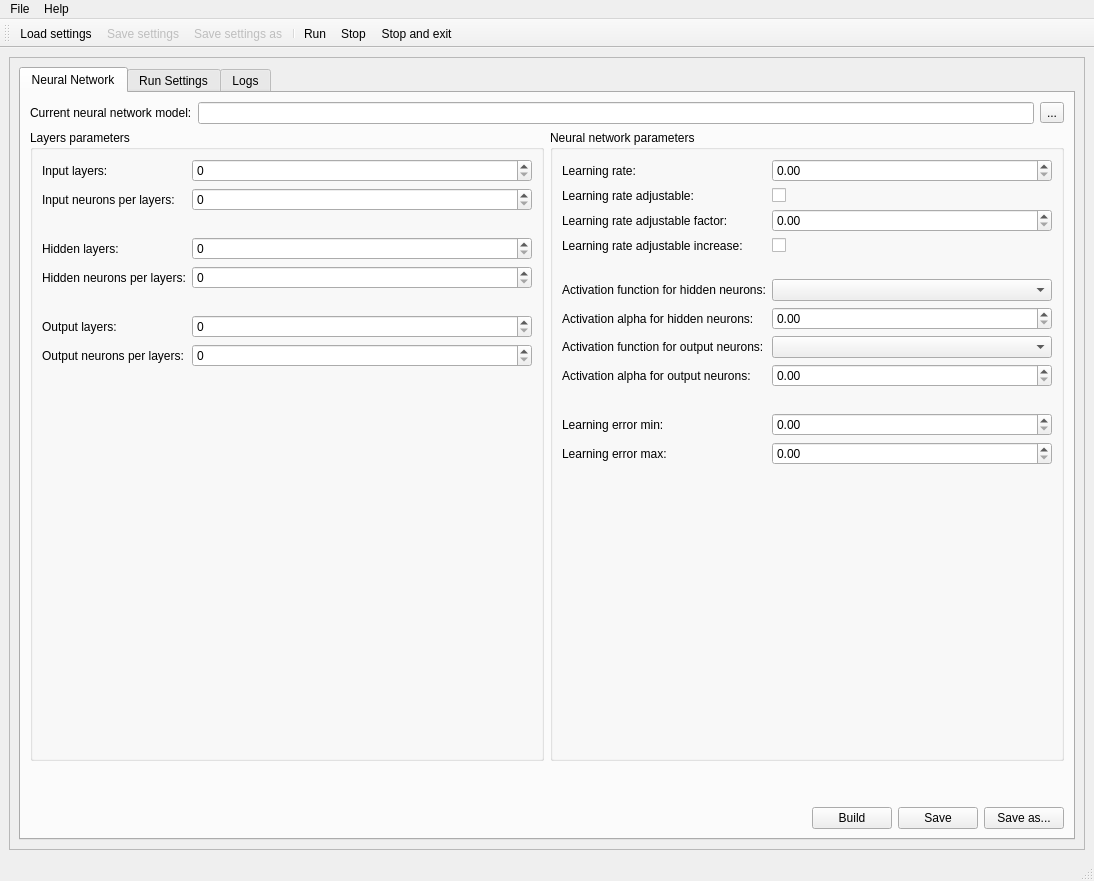
First picture: the form in gui/MainWindow.ui, repository obewan/SIPAI, before the edit.
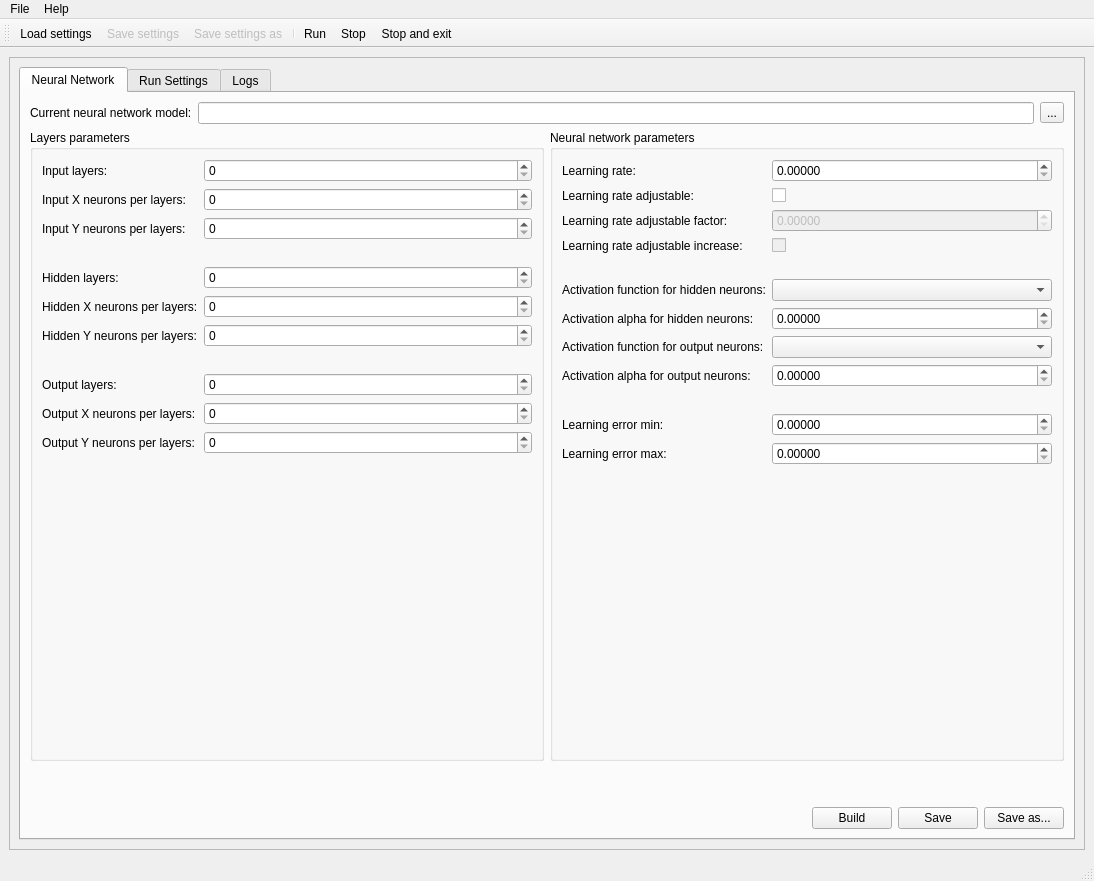
Second picture: the form after the edit. Icons and pictures are not drawn.

Diff of the .ui file:
```diff
--- a/gui/MainWindow.ui
+++ b/gui/MainWindow.ui
@@ -180,14 +180,14 @@
                       </widget>
                      </item>
                      <item row="1" column="0">
-                      <widget class="QLabel" name="labelInputNeurons">
+                      <widget class="QLabel" name="labelInputNeuronsX">
                        <property name="text">
-                        <string>Input neurons per layers:</string>
+                        <string>Input X neurons per layers:</string>
                        </property>
                       </widget>
                      </item>
                      <item row="1" column="1">
-                      <widget class="QSpinBox" name="spinBoxInputNeurons">
+                      <widget class="QSpinBox" name="spinBoxInputNeuronsX">
                        <property name="enabled">
                         <bool>true</bool>
                        </property>
@@ -202,14 +202,14 @@
                        </property>
                       </widget>
                      </item>
-                     <item row="3" column="0">
+                     <item row="4" column="0">
                       <widget class="QLabel" name="labelHiddenLayers">
                        <property name="text">
                         <string>Hidden layers:</string>
                        </property>
                       </widget>
                      </item>
-                     <item row="3" column="1">
+                     <item row="4" column="1">
                       <widget class="QSpinBox" name="spinBoxHiddenLayers">
                        <property name="enabled">
                         <bool>true</bool>
@@ -225,15 +225,15 @@
                        </property>
                       </widget>
                      </item>
-                     <item row="4" column="0">
-                      <widget class="QLabel" name="labelHiddenNeurons">
+                     <item row="5" column="0">
+                      <widget class="QLabel" name="labelHiddenNeuronsX">
                        <property name="text">
-                        <string>Hidden neurons per layers:</string>
+                        <string>Hidden X neurons per layers:</string>
                        </property>
                       </widget>
                      </item>
-                     <item row="4" column="1">
-                      <widget class="QSpinBox" name="spinBoxHiddenNeurons">
+                     <item row="5" column="1">
+                      <widget class="QSpinBox" name="spinBoxHiddenNeuronsX">
                        <property name="enabled">
                         <bool>true</bool>
                        </property>
@@ -248,14 +248,14 @@
                        </property>
                       </widget>
                      </item>
-                     <item row="6" column="0">
+                     <item row="8" column="0">
                       <widget class="QLabel" name="labelOutputLayers">
                        <property name="text">
                         <string>Output layers:</string>
                        </property>
                       </widget>
                      </item>
-                     <item row="6" column="1">
+                     <item row="8" column="1">
                       <widget class="QSpinBox" name="spinBoxOutputLayers">
                        <property name="enabled">
                         <bool>true</bool>
@@ -271,15 +271,15 @@
                        </property>
                       </widget>
                      </item>
-                     <item row="7" column="0">
-                      <widget class="QLabel" name="labelOutputNeurons">
+                     <item row="9" column="0">
+                      <widget class="QLabel" name="labelOutputNeuronsX">
                        <property name="text">
-                        <string>Output neurons per layers:</string>
+                        <string>Output X neurons per layers:</string>
                        </property>
                       </widget>
                      </item>
-                     <item row="7" column="1">
-                      <widget class="QSpinBox" name="spinBoxOutputNeurons">
+                     <item row="9" column="1">
+                      <widget class="QSpinBox" name="spinBoxOutputNeuronsX">
                        <property name="enabled">
                         <bool>true</bool>
                        </property>
@@ -294,34 +294,64 @@
                        </property>
                       </widget>
                      </item>
-                     <item row="2" column="0">
+                     <item row="3" column="0">
                       <widget class="QLabel" name="labelSpace">
                        <property name="text">
                         <string/>
                        </property>
                       </widget>
                      </item>
-                     <item row="2" column="1">
+                     <item row="3" column="1">
                       <widget class="QLabel" name="labelSpace_2">
                        <property name="text">
                         <string/>
                        </property>
                       </widget>
                      </item>
-                     <item row="5" column="0">
+                     <item row="7" column="0">
                       <widget class="QLabel" name="labelSpace_3">
                        <property name="text">
                         <string/>
                        </property>
                       </widget>
                      </item>
-                     <item row="5" column="1">
+                     <item row="7" column="1">
                       <widget class="QLabel" name="labelSpace_4">
                        <property name="text">
                         <string/>
                        </property>
                       </widget>
                      </item>
+                     <item row="2" column="0">
+                      <widget class="QLabel" name="labelInputNeuronsY">
+                       <property name="text">
+                        <string>Input Y neurons per layers:</string>
+                       </property>
+                      </widget>
+                     </item>
+                     <item row="2" column="1">
+                      <widget class="QSpinBox" name="spinBoxInputNeuronsY"/>
+                     </item>
+                     <item row="6" column="0">
+                      <widget class="QLabel" name="labelHiddenNeuronsY">
+                       <property name="text">
+                        <string>Hidden Y neurons per layers:</string>
+                       </property>
+                      </widget>
+                     </item>
+                     <item row="6" column="1">
+                      <widget class="QSpinBox" name="spinBoxHiddenNeuronsY"/>
+                     </item>
+                     <item row="10" column="0">
+                      <widget class="QLabel" name="labelOutputNeuronsY">
+                       <property name="text">
+                        <string>Output Y neurons per layers:</string>
+                       </property>
+                      </widget>
+                     </item>
+                     <item row="10" column="1">
+                      <widget class="QSpinBox" name="spinBoxOutputNeuronsY"/>
+                     </item>
                     </layout>
                    </item>
                   </layout>
@@ -362,6 +392,12 @@
                          <height>0</height>
                         </size>
                        </property>
+                       <property name="decimals">
+                        <number>5</number>
+                       </property>
+                       <property name="singleStep">
+                        <double>0.010000000000000</double>
+                       </property>
                       </widget>
                      </item>
                      <item row="1" column="0">
@@ -386,7 +422,17 @@
                       </widget>
                      </item>
                      <item row="2" column="1">
-                      <widget class="QDoubleSpinBox" name="doubleSpinBoxLRAdatpiveFactor"/>
+                      <widget class="QDoubleSpinBox" name="doubleSpinBoxLRAdatpiveFactor">
+                       <property name="enabled">
+                        <bool>false</bool>
+                       </property>
+                       <property name="decimals">
+                        <number>5</number>
+                       </property>
+                       <property name="singleStep">
+                        <double>0.010000000000000</double>
+                       </property>
+                      </widget>
                      </item>
                      <item row="3" column="0">
                       <widget class="QLabel" name="labelLRAdaptiveIncrease">
@@ -397,6 +443,9 @@
                      </item>
                      <item row="3" column="1">
                       <widget class="QCheckBox" name="checkBoxLRAdaptiveIncrease">
+                       <property name="enabled">
+                        <bool>false</bool>
+                       </property>
                        <property name="text">
                         <string/>
                        </property>
@@ -420,7 +469,14 @@
                       </widget>
                      </item>
                      <item row="6" column="1">
-                      <widget class="QDoubleSpinBox" name="doubleSpinBoxActivationFunctionHiddenAlpha"/>
+                      <widget class="QDoubleSpinBox" name="doubleSpinBoxActivationFunctionHiddenAlpha">
+                       <property name="decimals">
+                        <number>5</number>
+                       </property>
+                       <property name="singleStep">
+                        <double>0.010000000000000</double>
+                       </property>
+                      </widget>
                      </item>
                      <item row="7" column="0">
                       <widget class="QLabel" name="labelActivationFunctionOutput">
@@ -440,7 +496,14 @@
                       </widget>
                      </item>
                      <item row="8" column="1">
-                      <widget class="QDoubleSpinBox" name="doubleSpinBoxActivationFunctionOutputAlpha"/>
+                      <widget class="QDoubleSpinBox" name="doubleSpinBoxActivationFunctionOutputAlpha">
+                       <property name="decimals">
+                        <number>5</number>
+                       </property>
+                       <property name="singleStep">
+                        <double>0.010000000000000</double>
+                       </property>
+                      </widget>
                      </item>
                      <item row="10" column="0">
                       <widget class="QLabel" name="labelErrorMin">
@@ -450,7 +513,14 @@
                       </widget>
                      </item>
                      <item row="10" column="1">
-                      <widget class="QDoubleSpinBox" name="doubleSpinBoxErrorMin"/>
+                      <widget class="QDoubleSpinBox" name="doubleSpinBoxErrorMin">
+                       <property name="decimals">
+                        <number>5</number>
+                       </property>
+                       <property name="singleStep">
+                        <double>0.010000000000000</double>
+                       </property>
+                      </widget>
                      </item>
                      <item row="11" column="0">
                       <widget class="QLabel" name="labelErrorMax">
@@ -460,7 +530,14 @@
                       </widget>
                      </item>
                      <item row="11" column="1">
-                      <widget class="QDoubleSpinBox" name="doubleSpinBoxErrorMax"/>
+                      <widget class="QDoubleSpinBox" name="doubleSpinBoxErrorMax">
+                       <property name="decimals">
+                        <number>5</number>
+                       </property>
+                       <property name="singleStep">
+                        <double>0.010000000000000</double>
+                       </property>
+                      </widget>
                      </item>
                      <item row="4" column="0">
                       <widget class="QLabel" name="labelSpace_5">
@@ -791,6 +868,12 @@
                          <height>0</height>
                         </size>
                        </property>
+                       <property name="decimals">
+                        <number>5</number>
+                       </property>
+                       <property name="singleStep">
+                        <double>0.100000000000000</double>
+                       </property>
                       </widget>
                      </item>
                      <item row="1" column="0">
@@ -801,7 +884,17 @@
                       </widget>
                      </item>
                      <item row="1" column="1">
-                      <widget class="QDoubleSpinBox" name="doubleSpinBoxTrainingSplit"/>
+                      <widget class="QDoubleSpinBox" name="doubleSpinBoxTrainingSplit">
+                       <property name="decimals">
+                        <number>5</number>
+                       </property>
+                       <property name="maximum">
+                        <double>1.000000000000000</double>
+                       </property>
+                       <property name="singleStep">
+                        <double>0.100000000000000</double>
+                       </property>
+                      </widget>
                      </item>
                      <item row="3" column="0">
                       <widget class="QLabel" name="labelLearningRateMin">
@@ -811,7 +904,14 @@
                       </widget>
                      </item>
                      <item row="3" column="1">
-                      <widget class="QDoubleSpinBox" name="doubleSpinBoxLearningRateMin"/>
+                      <widget class="QDoubleSpinBox" name="doubleSpinBoxLearningRateMin">
+                       <property name="decimals">
+                        <number>5</number>
+                       </property>
+                       <property name="singleStep">
+                        <double>0.010000000000000</double>
+                       </property>
+                      </widget>
                      </item>
                      <item row="4" column="0">
                       <widget class="QLabel" name="labelLearningRateMax">
@@ -821,7 +921,14 @@
                       </widget>
                      </item>
                      <item row="4" column="1">
-                      <widget class="QDoubleSpinBox" name="doubleSpinBoxLearningRateMax"/>
+                      <widget class="QDoubleSpinBox" name="doubleSpinBoxLearningRateMax">
+                       <property name="decimals">
+                        <number>5</number>
+                       </property>
+                       <property name="singleStep">
+                        <double>0.010000000000000</double>
+                       </property>
+                      </widget>
                      </item>
                      <item row="6" column="0">
                       <widget class="QLabel" name="labelEpochsMax">
@@ -912,7 +1019,14 @@
                       </widget>
                      </item>
                      <item row="1" column="1">
-                      <widget class="QDoubleSpinBox" name="doubleSpinBoxImageReducingFactor"/>
+                      <widget class="QDoubleSpinBox" name="doubleSpinBoxImageReducingFactor">
+                       <property name="decimals">
+                        <number>5</number>
+                       </property>
+                       <property name="singleStep">
+                        <double>0.100000000000000</double>
+                       </property>
+                      </widget>
                      </item>
                      <item row="2" column="0">
                       <widget class="QLabel" name="labelImagesRandomLoading">
```
Left out of the diff: 32 changed lines with no effect on the pictures.
